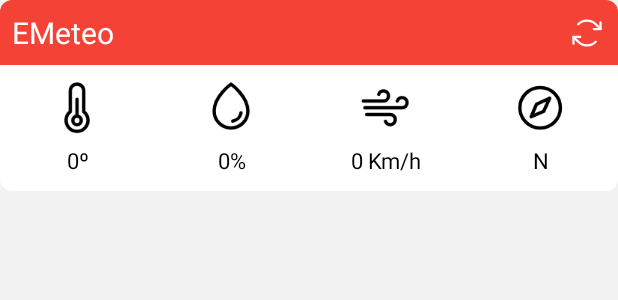
After one commit to hegocre/EMeteo, an Android app: the layout widget_weather.xml on its own in the app's theme, with its tools: preview values and no code run, on a phone screen of 412 x 824 dp. The commit adds this screen. Shown: the top 300 px of the screen. Run offline under Robolectric (Android 15) with nearby library versions, the phone set to English and light mode, and no system bars.

Commit message:
Add weather widget
Signed-off-by: hegocre <hegocre@hotmail.com>

```diff
--- a/app/build.gradle
+++ b/app/build.gradle
@@ -9,7 +9,7 @@ android {
         minSdkVersion 21
         targetSdkVersion 30
         versionCode 3030001
-        versionName "3.0.0-beta1"
+        versionName "3.0.0_beta1"
         testInstrumentationRunner "androidx.test.runner.AndroidJUnitRunner"
     }
 
--- /dev/null
+++ b/app/src/main/res/drawable/ic_arrows_clockwise.xml
@@ -0,0 +1,34 @@
+<vector xmlns:android="http://schemas.android.com/apk/res/android"
+    android:width="24dp"
+    android:height="24dp"
+    android:viewportWidth="256"
+    android:viewportHeight="256">
+    <path
+        android:fillColor="#00000000"
+        android:pathData="M176.167,99.716l48,0l0,-48"
+        android:strokeWidth="16"
+        android:strokeColor="#000000"
+        android:strokeLineCap="round"
+        android:strokeLineJoin="round" />
+    <path
+        android:fillColor="#00000000"
+        android:pathData="M65.775,65.775a88,88 0,0 1,124.451 0l33.941,33.941"
+        android:strokeWidth="16"
+        android:strokeColor="#000000"
+        android:strokeLineCap="round"
+        android:strokeLineJoin="round" />
+    <path
+        android:fillColor="#00000000"
+        android:pathData="M79.833,156.284l-48,0l0,48"
+        android:strokeWidth="16"
+        android:strokeColor="#000000"
+        android:strokeLineCap="round"
+        android:strokeLineJoin="round" />
+    <path
+        android:fillColor="#00000000"
+        android:pathData="M190.225,190.225a88,88 0,0 1,-124.451 0L31.833,156.284"
+        android:strokeWidth="16"
+        android:strokeColor="#000000"
+        android:strokeLineCap="round"
+        android:strokeLineJoin="round" />
+</vector>
--- /dev/null
+++ b/app/src/main/res/drawable/ic_widget_layout_background.xml
@@ -0,0 +1,10 @@
+<?xml version="1.0" encoding="utf-8"?>
+<shape xmlns:android="http://schemas.android.com/apk/res/android"
+    android:shape="rectangle">
+    <solid android:color="#ffffff" />
+    <corners
+        android:bottomLeftRadius="8dp"
+        android:bottomRightRadius="8dp"
+        android:topLeftRadius="8dp"
+        android:topRightRadius="8dp" />
+</shape>
--- /dev/null
+++ b/app/src/main/res/drawable/ic_widget_title_background.xml
@@ -0,0 +1,10 @@
+<?xml version="1.0" encoding="utf-8"?>
+<shape xmlns:android="http://schemas.android.com/apk/res/android"
+    android:shape="rectangle">
+    <solid android:color="@color/colorPrimary" />
+    <corners
+        android:bottomLeftRadius="0dp"
+        android:bottomRightRadius="0dp"
+        android:topLeftRadius="8dp"
+        android:topRightRadius="8dp" />
+</shape>
--- /dev/null
+++ b/app/src/main/res/layout/widget_weather.xml
@@ -0,0 +1,120 @@
+<?xml version="1.0" encoding="utf-8"?>
+<LinearLayout xmlns:android="http://schemas.android.com/apk/res/android"
+    xmlns:tools="http://schemas.android.com/tools"
+    android:layout_width="match_parent"
+    android:layout_height="wrap_content"
+    android:background="@drawable/ic_widget_layout_background"
+    android:orientation="vertical"
+    tools:ignore="HardcodedText,UseCompatTextViewDrawableXml">
+
+    <LinearLayout
+        android:layout_width="match_parent"
+        android:layout_height="wrap_content"
+        android:background="@drawable/ic_widget_title_background"
+        android:orientation="horizontal">
+
+        <TextView
+            android:layout_width="0dp"
+            android:layout_height="wrap_content"
+            android:layout_weight="9"
+            android:padding="8dp"
+            android:text="@string/app_name"
+            android:textAppearance="?android:attr/textAppearanceLarge"
+            android:textColor="@color/white"
+            android:textSize="20sp" />
+
+        <ImageButton
+            android:id="@+id/refresh_button"
+            android:layout_width="0dp"
+            android:layout_height="match_parent"
+            android:layout_weight="1"
+            android:backgroundTint="@color/colorPrimary"
+            android:contentDescription="@string/app_name"
+            android:src="@drawable/ic_arrows_clockwise"
+            android:tint="@color/white"
+            tools:ignore="UseAppTint" />
+
+    </LinearLayout>
+
+
+    <LinearLayout
+        android:layout_width="match_parent"
+        android:layout_height="wrap_content"
+        android:orientation="horizontal">
+
+        <TextView
+            android:id="@+id/temperature_text"
+            android:layout_width="0dp"
+            android:layout_height="wrap_content"
+            android:layout_weight="1"
+            android:drawableTop="@drawable/ic_thermometer_simple"
+            android:drawablePadding="10dp"
+            android:gravity="center"
+            android:scaleX="0.75"
+            android:scaleY="0.75"
+            android:text="0º"
+            android:textColor="@color/black"
+            android:textSize="19sp" />
+
+        <TextView
+            android:id="@+id/humidity_text"
+            android:layout_width="0dp"
+            android:layout_height="wrap_content"
+            android:layout_weight="1"
+            android:drawableTop="@drawable/ic_drop"
+            android:drawablePadding="10dp"
+            android:gravity="center"
+            android:scaleX="0.75"
+            android:scaleY="0.75"
+            android:text="0%"
+            android:textColor="@color/black"
+            android:textSize="19sp" />
+
+        <!--TextView
+            android:layout_width="0dp"
+            android:layout_weight="1"
+            android:layout_height="wrap_content"
+            android:textColor="@color/black"
+            android:text="0 mm"
+            android:gravity="center"
+            tools:ignore="HardcodedText"
+            android:id="@+id/rain_text"
+            android:drawableTop="@drawable/ic_cloud_rain"
+            android:scaleX="0.75"
+            android:textSize="19sp"
+            android:drawablePadding="10dp"
+            android:scaleY="0.75"/-->
+
+        <TextView
+            android:id="@+id/wind_speed_text"
+            android:layout_width="0dp"
+            android:layout_height="wrap_content"
+            android:layout_weight="1"
+            android:drawableTop="@drawable/ic_wind"
+            android:drawablePadding="10dp"
+            android:gravity="center"
+            android:scaleX="0.75"
+            android:scaleY="0.75"
+            android:text="0 Km/h"
+            android:textColor="@color/black"
+            android:textSize="19sp"
+            tools:ignore="HardcodedText" />
+
+        <TextView
+            android:id="@+id/wind_direction_text"
+            android:layout_width="0dp"
+            android:layout_height="wrap_content"
+            android:layout_weight="1"
+            android:drawableTop="@drawable/ic_compass"
+            android:drawablePadding="10dp"
+            android:gravity="center"
+            android:scaleX="0.75"
+            android:scaleY="0.75"
+            android:text="N"
+            android:textColor="@color/black"
+            android:textSize="19sp"
+            tools:ignore="HardcodedText" />
+
+    </LinearLayout>
+
+</LinearLayout>
```
Also changed, not shown: app/src/main/AndroidManifest.xml (+13 -0 lines), app/src/main/java/cat/escolamestral/emeteo/services/UpdateWeatherWidgetService.kt (added, +156 -0 lines), app/src/main/java/cat/escolamestral/emeteo/widgets/WeatherWidgetProvider.kt (added, +28 -0 lines), app/src/main/res/values/strings.xml (+7 -0 lines), app/src/main/res/xml/weather_widget_info.xml (added, +9 -0 lines), app/src/main/res/drawable/ic_widget_preview.png (added).
